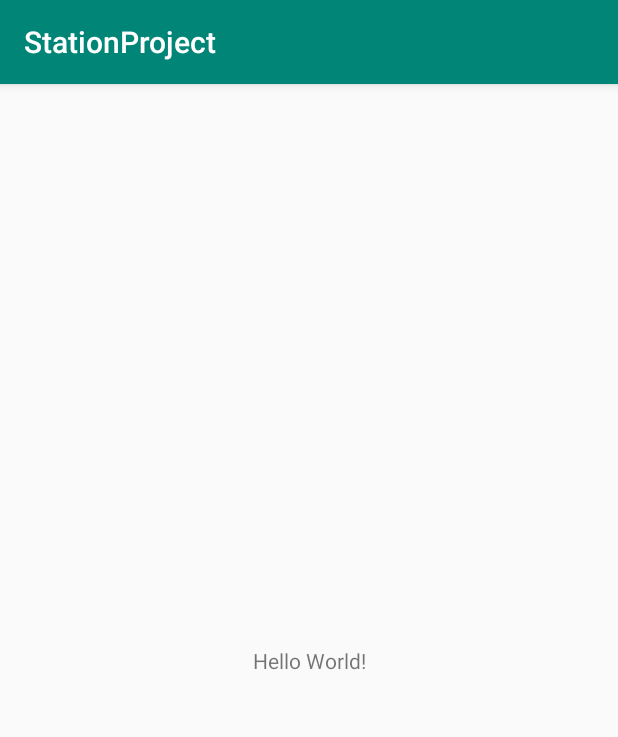
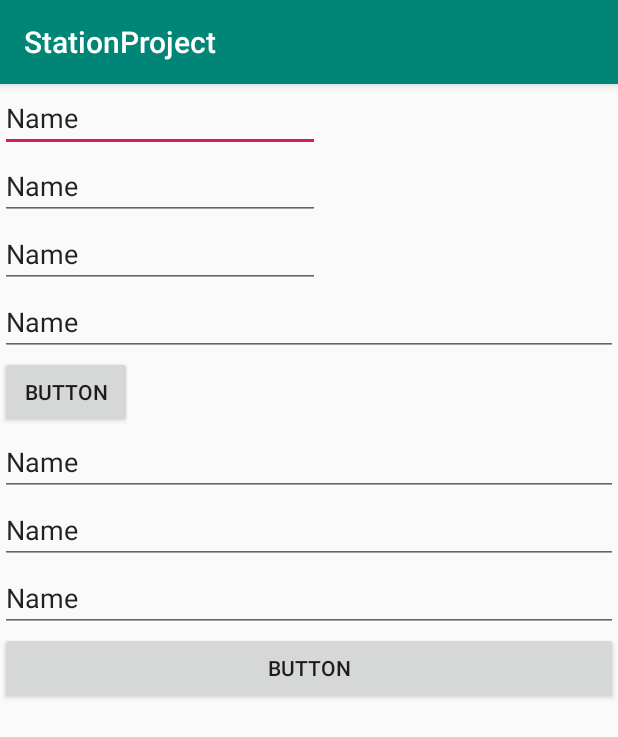
Before and after one commit to betulerkoc/station-capstone, an Android app: the screen it shows after launch (MainActivity), on a phone screen of 412 x 824 dp. Shown: the top 737 px of the screen. Run offline under Robolectric (Android 15) with nearby library versions, the phone set to English and light mode, and no system bars.

```diff
--- a/app/src/main/java/com/example/stationproject/MainActivity.java
+++ b/app/src/main/java/com/example/stationproject/MainActivity.java
@@ -1,13 +1,69 @@
 package com.example.stationproject;
 
+import android.database.sqlite.SQLiteDatabase;
+import android.database.sqlite.SQLiteOpenHelper;
 import android.support.v7.app.AppCompatActivity;
 import android.os.Bundle;
+import android.view.View;
+import android.widget.Button;
+import android.widget.EditText;
+import android.widget.Toast;
+
 
 public class MainActivity extends AppCompatActivity {
+
+    SQLiteOpenHelper openHelper;
+    SQLiteDatabase db;
+    Button btnreg, buttonStation;
+    EditText txtfname, txtsname, txtpass, txtemail;
+    EditText loc, p, t;
 
     @Override
     protected void onCreate(Bundle savedInstanceState) {
         super.onCreate(savedInstanceState);
         setContentView(R.layout.activity_main);
+        openHelper = new SQLiteHelper(this);
+
+
+        btnreg = findViewById(R.id.btnreg);
+        txtfname = findViewById(R.id.txtfName);
+        txtsname = findViewById(R.id.txtsname);
+        txtpass = findViewById(R.id.txtpass);
+        txtemail = findViewById(R.id.editText4);
+
+
+        buttonStation = findViewById(R.id.buttonStation);
+        loc = findViewById(R.id.loc);
+        p = findViewById(R.id.price);
+        t = findViewById(R.id.type);
+
+        btnreg.setOnClickListener(new View.OnClickListener() {
+            @Override
+            public void onClick(View v) {
+                db = openHelper.getWritableDatabase();
+                String fname = txtfname.getText().toString();
+                String sname = txtsname.getText().toString();
+                String pass = txtpass.getText().toString();
+                String email = txtemail.getText().toString();
+                SQLiteHelper.insertUser(db, fname, sname, pass, email);
+                Toast.makeText(getApplicationContext(), "yess", Toast.LENGTH_LONG).show();
+            }
+        });
+
+        buttonStation.setOnClickListener(new View.OnClickListener() {
+            @Override
+            public void onClick(View v) {
+                db = openHelper.getWritableDatabase();
+                String location = loc.getText().toString();
+                String price = p.getText().toString();
+                String type = t.getText().toString();
+                SQLiteHelper.insertStation(db, location, price, type);
+                Toast.makeText(getApplicationContext(), "station", Toast.LENGTH_LONG).show();
+            }
+        });
+
     }
+
+
+
 }
--- a/app/src/main/res/layout/activity_main.xml
+++ b/app/src/main/res/layout/activity_main.xml
@@ -1,18 +1,78 @@
 <?xml version="1.0" encoding="utf-8"?>
-<android.support.constraint.ConstraintLayout xmlns:android="http://schemas.android.com/apk/res/android"
+<LinearLayout xmlns:android="http://schemas.android.com/apk/res/android"
     xmlns:app="http://schemas.android.com/apk/res-auto"
     xmlns:tools="http://schemas.android.com/tools"
     android:layout_width="match_parent"
     android:layout_height="match_parent"
+    android:orientation="vertical"
     tools:context=".MainActivity">
 
-    <TextView
+    <EditText
+        android:id="@+id/txtfName"
         android:layout_width="wrap_content"
         android:layout_height="wrap_content"
-        android:text="Hello World!"
-        app:layout_constraintBottom_toBottomOf="parent"
-        app:layout_constraintLeft_toLeftOf="parent"
-        app:layout_constraintRight_toRightOf="parent"
-        app:layout_constraintTop_toTopOf="parent" />
+        android:ems="10"
+        android:inputType="textPersonName"
+        android:text="Name" />
 
-</android.support.constraint.ConstraintLayout>
+    <EditText
+        android:id="@+id/txtsname"
+        android:layout_width="wrap_content"
+        android:layout_height="wrap_content"
+        android:ems="10"
+        android:inputType="textPersonName"
+        android:text="Name" />
+
+    <EditText
+        android:id="@+id/txtpass"
+        android:layout_width="wrap_content"
+        android:layout_height="wrap_content"
+        android:ems="10"
+        android:inputType="textPersonName"
+        android:text="Name" />
+
+    <EditText
+        android:id="@+id/editText4"
+        android:layout_width="match_parent"
+        android:layout_height="wrap_content"
+        android:ems="10"
+        android:inputType="textPersonName"
+        android:text="Name" />
+
+    <Button
+        android:id="@+id/btnreg"
+        android:layout_width="wrap_content"
+        android:layout_height="wrap_content"
+        android:text="Button" />
+
+    <EditText
+        android:id="@+id/loc"
+        android:layout_width="match_parent"
+        android:layout_height="wrap_content"
+        android:ems="10"
+        android:inputType="textPersonName"
+        android:text="Name" />
+
+    <EditText
+        android:id="@+id/price"
+        android:layout_width="match_parent"
+        android:layout_height="wrap_content"
+        android:ems="10"
+        android:inputType="textPersonName"
+        android:text="Name" />
+
+    <EditText
+        android:id="@+id/type"
+        android:layout_width="match_parent"
+        android:layout_height="wrap_content"
+        android:ems="10"
+        android:inputType="textPersonName"
+        android:text="Name" />
+
+    <Button
+        android:id="@+id/buttonStation"
+        android:layout_width="match_parent"
+        android:layout_height="wrap_content"
+        android:text="Button" />
+
+</LinearLayout>
```
Also changed, not shown: app/src/main/java/com/example/stationproject/SQLiteHelper.java (added, +68 -0 lines).
